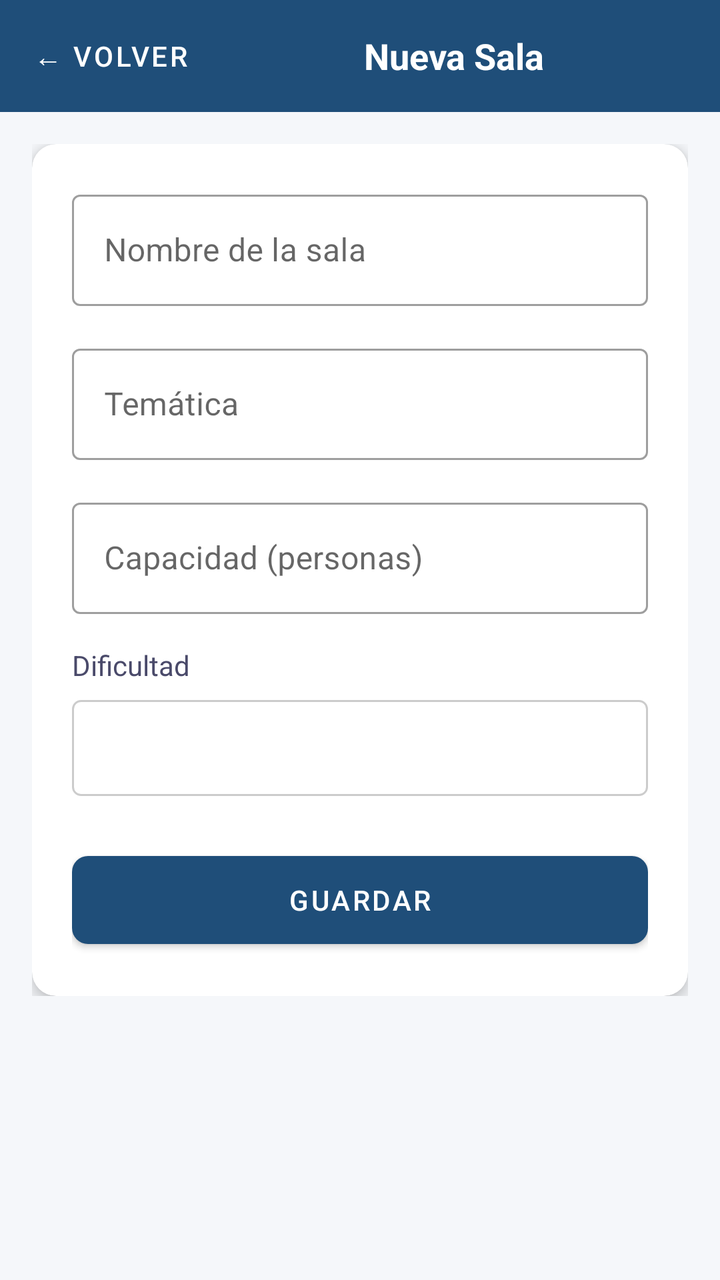
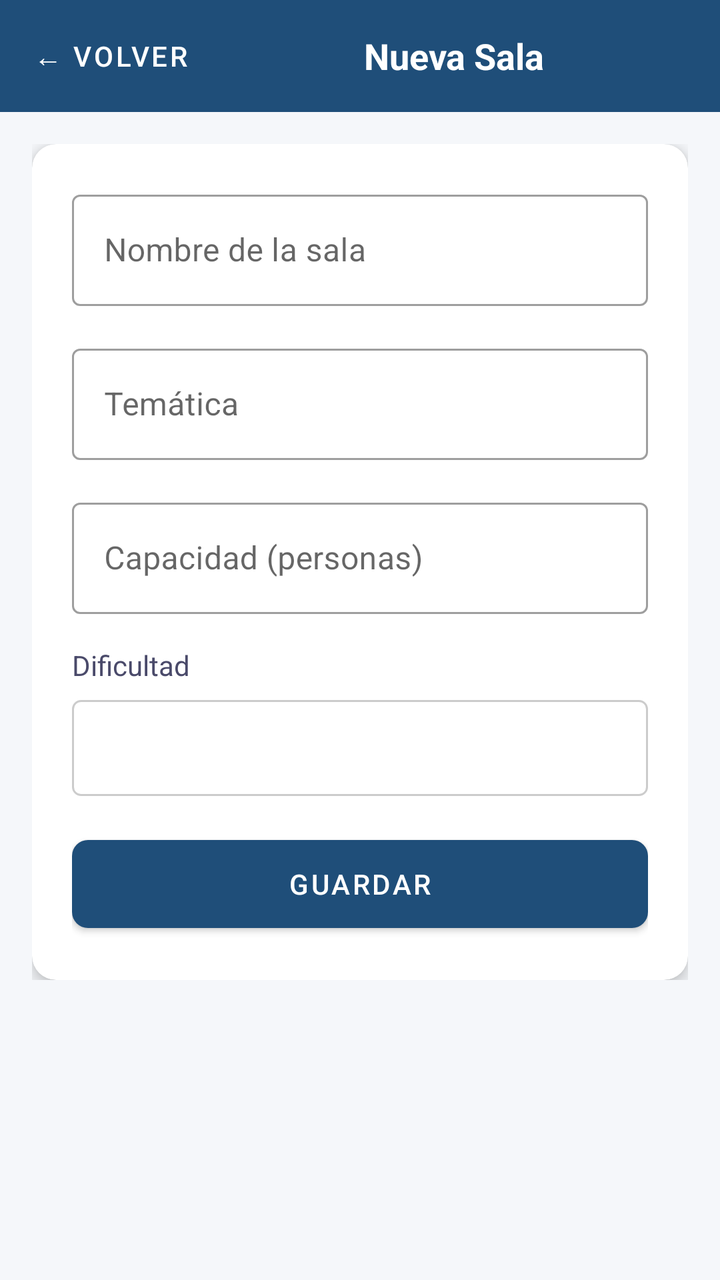

An Android layout rendered at two revisions. The XML below is the earlier revision; the diff shows what the commit changed to produce the second picture.
<!-- AndroidManifest.xml: application theme Theme.EscapeManager -->
<!-- res/layout/fragment_create_edit_room.xml -->
<?xml version="1.0" encoding="utf-8"?>
<LinearLayout xmlns:android="http://schemas.android.com/apk/res/android"
    xmlns:app="http://schemas.android.com/apk/res-auto"
    android:layout_width="match_parent"
    android:layout_height="match_parent"
    android:orientation="vertical"
    android:background="@color/background">

    
    <LinearLayout
        android:layout_width="match_parent"
        android:layout_height="56dp"
        android:orientation="horizontal"
        android:gravity="center_vertical"
        android:background="@color/primary"
        android:padding="8dp">

        <com.google.android.material.button.MaterialButton
            android:id="@+id/btnBack"
            style="@style/Widget.MaterialComponents.Button.TextButton"
            android:layout_width="wrap_content"
            android:layout_height="wrap_content"
            android:text="← Volver"
            android:textColor="@color/white" />

        <TextView
            android:id="@+id/tvTitle"
            android:layout_width="0dp"
            android:layout_height="wrap_content"
            android:layout_weight="1"
            android:text="Nueva Sala"
            android:textSize="18sp"
            android:textStyle="bold"
            android:textColor="@color/white"
            android:gravity="center" />
    </LinearLayout>

    <ScrollView
        android:layout_width="match_parent"
        android:layout_height="match_parent">

        <LinearLayout
            android:layout_width="match_parent"
            android:layout_height="wrap_content"
            android:orientation="vertical"
            android:padding="16dp">

            <com.google.android.material.card.MaterialCardView
                android:layout_width="match_parent"
                android:layout_height="wrap_content"
                app:cardCornerRadius="12dp"
                app:cardElevation="4dp">

                <LinearLayout
                    android:layout_width="match_parent"
                    android:layout_height="wrap_content"
                    android:orientation="vertical"
                    android:padding="20dp">

                    <com.google.android.material.textfield.TextInputLayout
                        android:id="@+id/tilName"
                        style="@style/Widget.MaterialComponents.TextInputLayout.OutlinedBox"
                        android:layout_width="match_parent"
                        android:layout_height="wrap_content"
                        android:hint="Nombre de la sala"
                        android:layout_marginBottom="16dp">
                        <com.google.android.material.textfield.TextInputEditText
                            android:id="@+id/etName"
                            android:layout_width="match_parent"
                            android:layout_height="wrap_content"
                            android:inputType="textCapWords"
                            android:textColor="@color/text_primary" />
                    </com.google.android.material.textfield.TextInputLayout>

                    <com.google.android.material.textfield.TextInputLayout
                        android:id="@+id/tilTheme"
                        style="@style/Widget.MaterialComponents.TextInputLayout.OutlinedBox"
                        android:layout_width="match_parent"
                        android:layout_height="wrap_content"
                        android:hint="Temática"
                        android:layout_marginBottom="16dp">
                        <com.google.android.material.textfield.TextInputEditText
                            android:id="@+id/etTheme"
                            android:layout_width="match_parent"
                            android:layout_height="wrap_content"
                            android:inputType="textCapWords"
                            android:textColor="@color/text_primary" />
                    </com.google.android.material.textfield.TextInputLayout>

                    <com.google.android.material.textfield.TextInputLayout
                        android:id="@+id/tilCapacity"
                        style="@style/Widget.MaterialComponents.TextInputLayout.OutlinedBox"
                        android:layout_width="match_parent"
                        android:layout_height="wrap_content"
                        android:hint="Capacidad (personas)"
                        android:layout_marginBottom="16dp">
                        <com.google.android.material.textfield.TextInputEditText
                            android:id="@+id/etCapacity"
                            android:layout_width="match_parent"
                            android:layout_height="wrap_content"
                            android:inputType="number"
                            android:textColor="@color/text_primary" />
                    </com.google.android.material.textfield.TextInputLayout>

                    <TextView
                        android:layout_width="wrap_content"
                        android:layout_height="wrap_content"
                        android:text="Dificultad"
                        android:textSize="14sp"
                        android:textColor="@color/text_secondary"
                        android:layout_marginBottom="8dp" />

                    <Spinner
                        android:id="@+id/spinnerDifficulty"
                        android:layout_width="match_parent"
                        android:layout_height="48dp"
                        android:background="@drawable/bg_spinner"
                        android:layout_marginBottom="24dp" />

                    <com.google.android.material.button.MaterialButton
                        android:id="@+id/btnSave"
                        style="@style/Widget.EscapeManager.Button"
                        android:layout_width="match_parent"
                        android:layout_height="56dp"
                        android:text="@string/save" />
                </LinearLayout>
            </com.google.android.material.card.MaterialCardView>
        </LinearLayout>
    </ScrollView>
</LinearLayout>
<!-- resources referenced by this layout -->
<resources>
  <color name="background">#F5F7FA</color>
  <color name="primary">#1F4E79</color>
  <color name="text_primary">#1A1A2E</color>
  <color name="text_secondary">#4A4A6A</color>
  <color name="white">#FFFFFF</color>
  <!-- drawable bg_spinner (drawable) -->
  <?xml version="1.0" encoding="utf-8"?>
  <shape xmlns:android="http://schemas.android.com/apk/res/android">
      <solid android:color="@color/white" />
      <stroke android:color="#CCCCCC" android:width="1dp" />
      <corners android:radius="4dp" />
  </shape>
  <string name="save">Guardar</string>
  <style name="Widget.EscapeManager.Button" parent="Widget.MaterialComponents.Button">
          <item name="backgroundTint">@color/primary</item>
          <item name="android:textColor">@color/white</item>
          <item name="cornerRadius">8dp</item>
      </style>
  <style name="Theme.EscapeManager" parent="Theme.MaterialComponents.DayNight.NoActionBar">
          <item name="colorPrimary">@color/primary</item>
          <item name="colorPrimaryVariant">@color/primary_dark</item>
          <item name="colorSecondary">@color/secondary</item>
          <item name="colorSurface">@color/surface</item>
          <item name="android:colorBackground">@color/background</item>
          <item name="colorError">@color/error</item>
          <item name="android:windowBackground">@color/background</item>
          <item name="bottomNavigationStyle">@style/Widget.EscapeManager.BottomNav</item>
          <item name="android:textColor">@color/text_primary</item>
          <item name="android:textColorSecondary">@color/text_secondary</item>
          <item name="android:textColorHint">#888888</item>
          <item name="android:editTextColor">@color/text_primary</item>
          <item name="editTextColor">@color/text_primary</item>
          <item name="boxStrokeColor">@color/primary</item>
          <item name="hintTextColor">@color/text_secondary</item>
          <item name="textInputStyle">@style/Widget.EscapeManager.TextInputLayout</item>
      </style>
  <color name="primary_dark">#163A5F</color>
  <color name="secondary">#2E75B6</color>
  <color name="surface">#FFFFFF</color>
  <color name="error">#D32F2F</color>
  <style name="Widget.EscapeManager.BottomNav" parent="Widget.MaterialComponents.BottomNavigationView">
          <item name="android:background">@color/white</item>
          <item name="itemIconTint">@color/primary</item>
          <item name="itemTextColor">@color/primary</item>
          <item name="labelVisibilityMode">labeled</item>
      </style>
  <style name="Widget.EscapeManager.TextInputLayout" parent="Widget.MaterialComponents.TextInputLayout.OutlinedBox">
          <item name="boxStrokeColor">@color/primary</item>
          <item name="hintTextColor">@color/text_secondary</item>
          <item name="android:textColorHint">@color/text_secondary</item>
      </style>
</resources>

<!-- the commit's change to res/layout/fragment_create_edit_room.xml (unified diff, before → after) -->
@@ -115,7 +115,17 @@
                         android:layout_width="match_parent"
                         android:layout_height="48dp"
                         android:background="@drawable/bg_spinner"
-                        android:layout_marginBottom="24dp" />
+                        android:layout_marginBottom="16dp" />
+
+                    
+                    <com.google.android.material.switchmaterial.SwitchMaterial
+                        android:id="@+id/switchActiva"
+                        android:layout_width="match_parent"
+                        android:layout_height="wrap_content"
+                        android:text="Sala activa"
+                        android:checked="true"
+                        android:layout_marginBottom="24dp"
+                        android:visibility="gone" />
 
                     <com.google.android.material.button.MaterialButton
                         android:id="@+id/btnSave"
